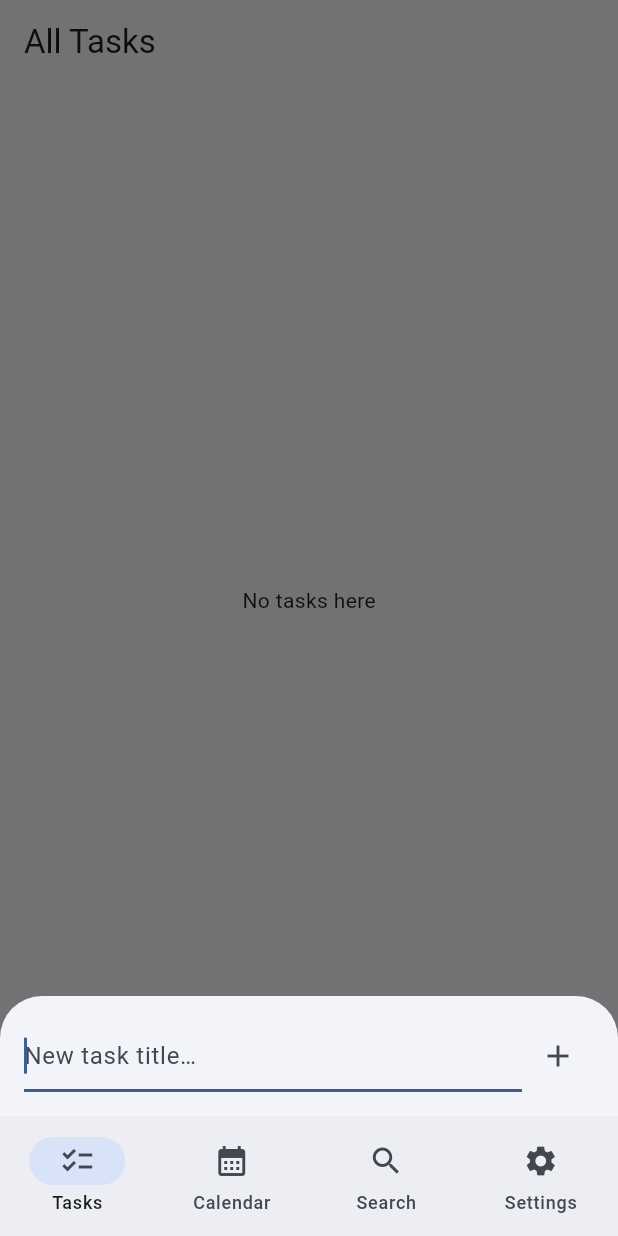
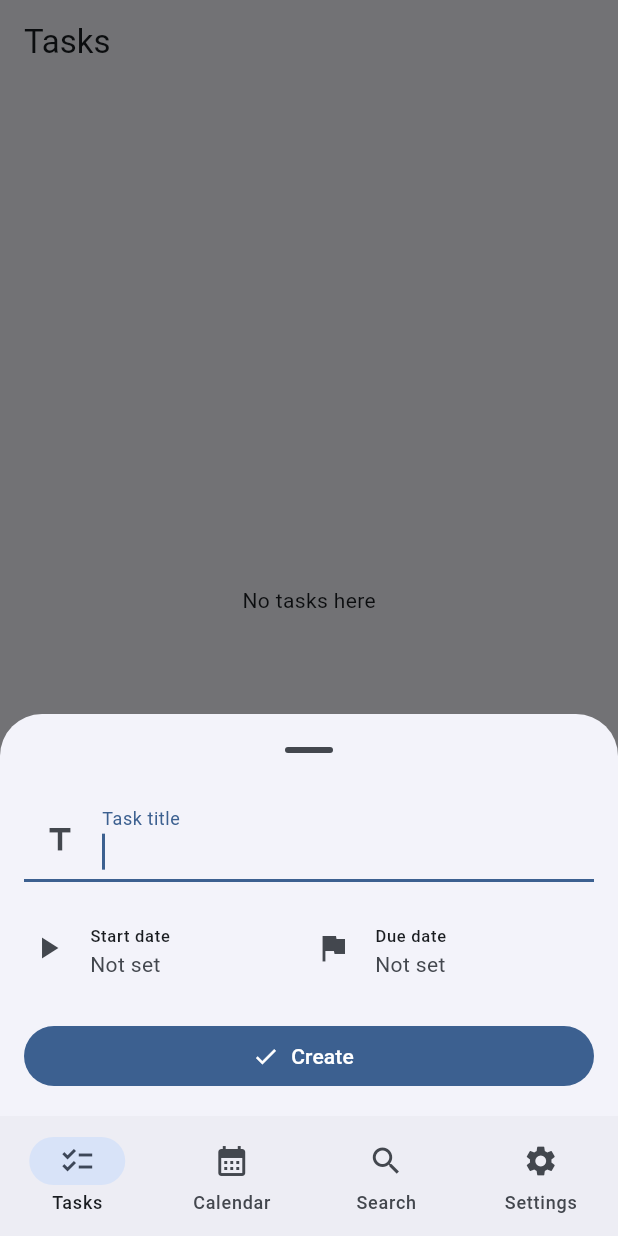
Before and after one commit to yvvxia/TaskNow, a Flutter app: the screen it shows after launch, after a tap on the "add" icon, on a phone screen of 412 x 824 dp. Run offline on Flutter 3.47's test engine with Material 3 defaults, Android fonts, the phone set to English and light mode, and no system bars; our stand-ins replace drift, flutter_local_notifications, flutter_riverpod, freezed_annotation, go_router, riverpod_annotation and 2 more; accounts and stored records are empty; generated files the repository leaves out were written again.

Commit message:
Fix task UX and settings responsiveness
Co-authored-by: Cursor <cursoragent@cursor.com>

```diff
--- a/lib/app.dart
+++ b/lib/app.dart
@@ -1,16 +1,35 @@
 import 'package:flutter/material.dart';
+import 'package:flutter_riverpod/flutter_riverpod.dart';
 import 'package:go_router/go_router.dart';
 
 import 'core/widgets/adaptive_scaffold.dart';
 import 'features/calendar/calendar_page.dart';
 import 'features/search/search_page.dart';
 import 'features/settings/settings_page.dart';
+import 'features/settings/settings_providers.dart';
 import 'features/task/task_detail_page.dart';
 import 'features/task/task_list_page.dart';
 import 'l10n/app_localizations.dart';
 
 /// Brand seed color (proposal §5.5 primary `#1976D2`).
 const Color kSeedColor = Color(0xFF1976D2);
+
+/// Pre-built light theme. Computed once (rather than on every `build`) because
+/// [ColorScheme.fromSeed] is comparatively expensive and re-running it on each
+/// rebuild contributes to navigation jank.
+final ThemeData kLightTheme = ThemeData(
+  useMaterial3: true,
+  colorScheme: ColorScheme.fromSeed(seedColor: kSeedColor),
+);
+
+/// Pre-built dark theme. See [kLightTheme].
+final ThemeData kDarkTheme = ThemeData(
+  useMaterial3: true,
+  colorScheme: ColorScheme.fromSeed(
+    seedColor: kSeedColor,
+    brightness: Brightness.dark,
+  ),
+);
 
 /// Builds the application router. A factory (rather than a singleton) so tests
 /// can construct an isolated router per test.
@@ -58,30 +77,28 @@ final GoRouter appRouter = createAppRouter();
 /// Root application widget wiring [MaterialApp.router] to `go_router` with
 /// Material 3 light/dark themes and localization (en/zh).
 ///
-/// `themeMode` follows the system setting and the locale follows the device
-/// locale via [AppLocalizations.supportedLocales]; both stay free of Riverpod
-/// reads so the widget can be pumped in isolation by router tests.
-class PlanListApp extends StatelessWidget {
+/// Reactively follows the user's settings: [themeProvider] drives the
+/// [ThemeMode] (light/dark/system) and [localeProvider] drives the active
+/// [Locale]. Both providers fall back to system defaults when the settings
+/// store is unavailable, so the only requirement to pump this widget is a
+/// surrounding [ProviderScope].
+class PlanListApp extends ConsumerWidget {
   const PlanListApp({super.key, this.router});
 
   /// Optional injected router (used by tests). Defaults to [appRouter].
   final GoRouter? router;
 
   @override
-  Widget build(BuildContext context) {
+  Widget build(BuildContext context, WidgetRef ref) {
+    final themeMode = ref.watch(themeProvider);
+    final locale = ref.watch(localeProvider);
+
     return MaterialApp.router(
       title: 'PlanList',
-      theme: ThemeData(
-        useMaterial3: true,
-        colorScheme: ColorScheme.fromSeed(seedColor: kSeedColor),
-      ),
-      darkTheme: ThemeData(
-        useMaterial3: true,
-        colorScheme: ColorScheme.fromSeed(
-          seedColor: kSeedColor,
-          brightness: Brightness.dark,
-        ),
-      ),
+      theme: kLightTheme,
+      darkTheme: kDarkTheme,
+      themeMode: themeMode,
+      locale: locale,
       localizationsDelegates: AppLocalizations.localizationsDelegates,
       supportedLocales: AppLocalizations.supportedLocales,
       routerConfig: router ?? appRouter,
--- a/lib/core/widgets/adaptive_scaffold.dart
+++ b/lib/core/widgets/adaptive_scaffold.dart
@@ -1,4 +1,6 @@
 import 'package:flutter/material.dart';
+
+import '../../l10n/app_localizations.dart';
 
 /// A navigation destination shown in the adaptive shell.
 class AdaptiveDestination {
@@ -6,7 +8,29 @@ class AdaptiveDestination {
 
   final String route;
   final IconData icon;
+
+  /// English fallback label, used when localizations are unavailable
+  /// (e.g. isolated widget tests without the [AppLocalizations] delegate).
   final String label;
+
+  /// Resolves the localized label for this destination, falling back to
+  /// [label] when no [AppLocalizations] is in the tree.
+  String localizedLabel(BuildContext context) {
+    final l10n = AppLocalizations.of(context);
+    if (l10n == null) return label;
+    switch (route) {
+      case '/tasks':
+        return l10n.navTasks;
+      case '/calendar':
+        return l10n.navCalendar;
+      case '/search':
+        return l10n.navSearch;
+      case '/settings':
+        return l10n.navSettings;
+      default:
+        return label;
+    }
+  }
 }
 
 /// Top-level navigation destinations, shared across all layout sizes.
@@ -82,7 +106,10 @@ class AdaptiveScaffold extends StatelessWidget {
         onDestinationSelected: _selectIndex,
         destinations: <Widget>[
           for (final d in kAdaptiveDestinations)
-            NavigationDestination(icon: Icon(d.icon), label: d.label),
+            NavigationDestination(
+              icon: Icon(d.icon),
+              label: d.localizedLabel(context),
+            ),
         ],
       ),
     );
@@ -100,7 +127,7 @@ class AdaptiveScaffold extends StatelessWidget {
               for (final d in kAdaptiveDestinations)
                 NavigationRailDestination(
                   icon: Icon(d.icon),
-                  label: Text(d.label),
+                  label: Text(d.localizedLabel(context)),
                 ),
             ],
           ),
@@ -151,7 +178,7 @@ class _DesktopSidebar extends StatelessWidget {
           for (var i = 0; i < kAdaptiveDestinations.length; i++)
             ListTile(
               leading: Icon(kAdaptiveDestinations[i].icon),
-              title: Text(kAdaptiveDestinations[i].label),
+              title: Text(kAdaptiveDestinations[i].localizedLabel(context)),
               selected: i == selectedIndex,
               onTap: () => onSelect(i),
             ),
--- a/lib/features/task/presentation/quick_add_bar.dart
+++ b/lib/features/task/presentation/quick_add_bar.dart
@@ -1,5 +1,7 @@
 import 'package:flutter/material.dart';
 import 'package:flutter/services.dart';
+
+import '../../../l10n/app_localizations.dart';
 
 /// Desktop top bar that lets the user quickly add a task by typing a title
 /// and pressing Enter.
@@ -45,7 +47,8 @@ class _QuickAddBarState extends State<QuickAddBar> {
         child: TextField(
           controller: _ctrl,
           decoration: InputDecoration(
-            hintText: 'Add a task… (press Enter)',
+            hintText: AppLocalizations.of(context)?.addTaskHint ??
+                'Add a task… (press Enter)',
             prefixIcon: const Icon(Icons.add),
             border: OutlineInputBorder(
               borderRadius: BorderRadius.circular(8),
--- a/lib/features/task/presentation/task_detail_body.dart
+++ b/lib/features/task/presentation/task_detail_body.dart
@@ -4,6 +4,7 @@ import 'package:flutter_riverpod/flutter_riverpod.dart';
 import '../../../core/enums/enums.dart';
 import '../../../core/models/subtask.dart';
 import '../../../core/models/task.dart';
+import '../../../l10n/app_localizations.dart';
 import '../domain/task_list_scope.dart';
 import '../task_providers.dart';
 import 'recurrence_picker.dart';
@@ -108,7 +109,7 @@ class _TaskDetailBodyState extends ConsumerState<TaskDetailBody> {
 
           // Dates
           _DateRow(
-            label: 'Start date',
+            label: AppLocalizations.of(context)?.taskStartDate ?? 'Start date',
             date: taskView.task.startDate,
             onPicked: (d) async {
               final updated = _task!.copyWith(startDate: d);
@@ -116,7 +117,7 @@ class _TaskDetailBodyState extends ConsumerState<TaskDetailBody> {
             },
           ),
           _DateRow(
-            label: 'Due date',
+            label: AppLocalizations.of(context)?.taskDueDate ?? 'Due date',
             date: taskView.task.dueDate,
             onPicked: (d) async {
               final updated = _task!.copyWith(dueDate: d);
--- a/lib/features/task/presentation/task_list_notifier.dart
+++ b/lib/features/task/presentation/task_list_notifier.dart
@@ -14,7 +14,11 @@ part 'task_list_notifier.g.dart';
 ///
 /// Batch-select state (long-press → multi-select) is tracked via
 /// [selectedIds]; an empty set means no selection mode is active.
-@riverpod
+///
+/// Kept alive so navigating between shell destinations does not dispose and
+/// re-subscribe the underlying database stream (which caused an empty-list
+/// flash and perceptible jank on every tab switch).
+@Riverpod(keepAlive: true)
 class TaskListNotifier extends _$TaskListNotifier {
   final Set<String> _selectedIds = {};
 
--- a/lib/features/task/task_list_page.dart
+++ b/lib/features/task/task_list_page.dart
@@ -3,6 +3,7 @@ import 'package:flutter_riverpod/flutter_riverpod.dart';
 import 'package:go_router/go_router.dart';
 
 import '../../core/models/task_draft.dart';
+import '../../l10n/app_localizations.dart';
 import 'domain/task_list_scope.dart';
 import 'presentation/quick_add_bar.dart';
 import 'presentation/task_list_notifier.dart';
@@ -56,74 +57,46 @@ class _TaskListContent extends ConsumerStatefulWidget {
 
 class _TaskListContentState extends ConsumerState<_TaskListContent> {
   Future<void> _quickAdd(String title) async {
-    await ref.read(createTaskUseCaseProvider).call(TaskDraft(title: title));
+    await _createDraft(TaskDraft(title: title));
+  }
+
+  Future<void> _createDraft(TaskDraft draft) async {
+    await ref.read(createTaskUseCaseProvider).call(draft);
   }
 
   void _openAddSheet(BuildContext context) {
-    final ctrl = TextEditingController();
     showModalBottomSheet<void>(
       context: context,
       isScrollControlled: true,
-      builder: (sheetCtx) {
-        return Padding(
-          padding: EdgeInsets.only(
-            bottom: MediaQuery.of(context).viewInsets.bottom,
-          ),
-          child: Padding(
-            padding: const EdgeInsets.all(16),
-            child: Row(
-              children: [
-                Expanded(
-                  child: TextField(
-                    controller: ctrl,
-                    autofocus: true,
-                    decoration:
-                        const InputDecoration(hintText: 'New task title…'),
-                    textInputAction: TextInputAction.done,
-                    onSubmitted: (v) async {
-                      if (v.trim().isNotEmpty) {
-                        await _quickAdd(v.trim());
-                      }
-                      if (sheetCtx.mounted) Navigator.of(sheetCtx).pop();
-                    },
-                  ),
-                ),
-                IconButton(
-                  icon: const Icon(Icons.add),
-                  onPressed: () async {
-                    if (ctrl.text.trim().isNotEmpty) {
-                      await _quickAdd(ctrl.text.trim());
-                    }
-                    if (sheetCtx.mounted) Navigator.of(sheetCtx).pop();
-                  },
-                ),
-              ],
-            ),
-          ),
-        );
-      },
+      showDragHandle: true,
+      builder: (sheetCtx) => _AddTaskSheet(onCreate: _createDraft),
     );
   }
 
   @override
   Widget build(BuildContext context) {
+    final l10n = AppLocalizations.of(context);
     final tasksState = ref.watch(taskListProvider(widget.scope));
     final isWide = MediaQuery.of(context).size.width >= 600;
     final notifier = ref.read(taskListProvider(widget.scope).notifier);
 
+    final title = widget.scope is AllScope
+        ? (l10n?.tasksTitle ?? widget.scope.label)
+        : widget.scope.label;
+
     return Scaffold(
       appBar: AppBar(
-        title: Text(widget.scope.label),
+        title: Text(title),
         actions: [
           if (notifier.selectedIds.isNotEmpty) ...[
             IconButton(
               icon: const Icon(Icons.check),
-              tooltip: 'Complete selected',
+              tooltip: l10n?.actionComplete ?? 'Complete',
               onPressed: notifier.completeSelected,
             ),
             IconButton(
               icon: const Icon(Icons.delete),
-              tooltip: 'Delete selected',
+              tooltip: l10n?.actionDelete ?? 'Delete',
               onPressed: notifier.deleteSelected,
             ),
           ],
@@ -164,7 +137,8 @@ class _TaskListView extends StatelessWidget {
   @override
   Widget build(BuildContext context) {
     if (tasks.isEmpty) {
-      return const Center(child: Text('No tasks here'));
+      final l10n = AppLocalizations.of(context);
+      return Center(child: Text(l10n?.emptyTaskList ?? 'No tasks here'));
     }
     return ListView.builder(
       itemCount: tasks.length,
@@ -183,3 +157,155 @@ class _TaskListView extends StatelessWidget {
     );
   }
 }
+
+/// Bottom sheet for creating a task with a title plus optional start and due
+/// dates. Builds a full [TaskDraft] so date-driven reminders and calendar
+/// placement work from creation time.
+class _AddTaskSheet extends StatefulWidget {
+  const _AddTaskSheet({required this.onCreate});
+
+  final Future<void> Function(TaskDraft draft) onCreate;
+
+  @override
+  State<_AddTaskSheet> createState() => _AddTaskSheetState();
+}
+
+class _AddTaskSheetState extends State<_AddTaskSheet> {
+  final _titleCtrl = TextEditingController();
+  DateTime? _startDate;
+  DateTime? _dueDate;
+  bool _submitting = false;
+
+  @override
+  void dispose() {
+    _titleCtrl.dispose();
+    super.dispose();
+  }
+
+  Future<DateTime?> _pickDate(DateTime? initial) {
+    final now = DateTime.now();
+    return showDatePicker(
+      context: context,
+      initialDate: initial ?? now,
+      firstDate: DateTime(now.year - 5),
+      lastDate: DateTime(now.year + 10),
+    );
+  }
+
+  Future<void> _submit() async {
+    final title = _titleCtrl.text.trim();
+    if (title.isEmpty || _submitting) return;
+    setState(() => _submitting = true);
+    await widget.onCreate(
+      TaskDraft(title: title, startDate: _startDate, dueDate: _dueDate),
+    );
+    if (mounted) Navigator.of(context).pop();
+  }
+
+  @override
+  Widget build(BuildContext context) {
+    final l10n = AppLocalizations.of(context);
+    final df = MaterialLocalizations.of(context);
+
+    return Padding(
+      padding: EdgeInsets.only(
+        left: 16,
+        right: 16,
+        top: 8,
+        bottom: MediaQuery.of(context).viewInsets.bottom + 16,
+      ),
+      child: Column(
+        mainAxisSize: MainAxisSize.min,
+        crossAxisAlignment: CrossAxisAlignment.stretch,
+        children: [
+          TextField(
+            controller: _titleCtrl,
+            autofocus: true,
+            decoration: InputDecoration(
+              labelText: l10n?.newTaskTitle ?? 'Task title',
+              prefixIcon: const Icon(Icons.title),
+            ),
+            textInputAction: TextInputAction.done,
+            onSubmitted: (_) => _submit(),
+          ),
+          const SizedBox(height: 8),
+          Row(
+            children: [
+              Expanded(
+                child: _DatePickerTile(
+                  icon: Icons.play_arrow,
+                  label: l10n?.taskStartDate ?? 'Start date',
+                  valueText: _startDate == null
+                      ? (l10n?.dateNotSet ?? 'Not set')
+                      : df.formatMediumDate(_startDate!),
+                  onTap: () async {
+                    final picked = await _pickDate(_startDate);
+                    if (picked != null) setState(() => _startDate = picked);
+                  },
+                  onClear: _startDate == null
+                      ? null
+                      : () => setState(() => _startDate = null),
+                ),
+              ),
+              Expanded(
+                child: _DatePickerTile(
+                  icon: Icons.flag,
+                  label: l10n?.taskDueDate ?? 'Due date',
+                  valueText: _dueDate == null
+                      ? (l10n?.dateNotSet ?? 'Not set')
+                      : df.formatMediumDate(_dueDate!),
+                  onTap: () async {
+                    final picked = await _pickDate(_dueDate);
+                    if (picked != null) setState(() => _dueDate = picked);
+                  },
+                  onClear: _dueDate == null
+                      ? null
+                      : () => setState(() => _dueDate = null),
+                ),
+              ),
+            ],
+          ),
+          const SizedBox(height: 12),
+          FilledButton.icon(
+            onPressed: _submitting ? null : _submit,
+            icon: const Icon(Icons.check),
+            label: Text(l10n?.createAction ?? 'Create'),
+          ),
+        ],
+      ),
+    );
+  }
+}
+
+class _DatePickerTile extends StatelessWidget {
+  const _DatePickerTile({
+    required this.icon,
+    required this.label,
+    required this.valueText,
+    required this.onTap,
+    this.onClear,
+  });
+
+  final IconData icon;
+  final String label;
+  final String valueText;
+  final VoidCallback onTap;
+  final VoidCallback? onClear;
+
+  @override
+  Widget build(BuildContext context) {
+    return ListTile(
+      contentPadding: const EdgeInsets.symmetric(horizontal: 4),
+      leading: Icon(icon),
+      title: Text(label, style: Theme.of(context).textTheme.labelSmall),
+      subtitle: Text(valueText),
+      trailing: onClear == null
+          ? null
+          : IconButton(
+              icon: const Icon(Icons.clear, size: 18),
+              onPressed: onClear,
+            ),
+      onTap: onTap,
+    );
+  }
+}
--- a/lib/l10n/app_en.arb
+++ b/lib/l10n/app_en.arb
@@ -12,6 +12,36 @@
 
   "navSettings": "Settings",
   "@navSettings": {"description": "Navigation label for Settings tab"},
+
+  "tasksTitle": "Tasks",
+  "@tasksTitle": {"description": "Title of the task list page"},
+
+  "addTaskHint": "Add a task… (press Enter)",
+  "@addTaskHint": {"description": "Hint for the desktop quick-add bar"},
+
+  "newTaskTitle": "Task title",
+  "@newTaskTitle": {"description": "Hint for the new task title field"},
+
+  "taskStartDate": "Start date",
+  "@taskStartDate": {"description": "Label for a task start date"},
+
+  "taskDueDate": "Due date",
+  "@taskDueDate": {"description": "Label for a task due date"},
+
+  "dateNotSet": "Not set",
+  "@dateNotSet": {"description": "Shown when a date has not been chosen"},
+
+  "dateClear": "Clear",
+  "@dateClear": {"description": "Button to clear a chosen date"},
+
+  "emptyTaskList": "No tasks here",
+  "@emptyTaskList": {"description": "Empty state for the task list"},
+
+  "createAction": "Create",
+  "@createAction": {"description": "Confirm button to create a task"},
+
+  "taskPriority": "Priority",
+  "@taskPriority": {"description": "Label for task priority"},
 
   "settingsTitle": "Settings",
   "@settingsTitle": {"description": "Title of the Settings page"},
--- a/lib/l10n/app_localizations.dart
+++ b/lib/l10n/app_localizations.dart
@@ -121,6 +121,66 @@ abstract class AppLocalizations {
   /// In en, this message translates to:
   /// **'Settings'**
   String get navSettings;
+
+  /// Title of the task list page
+  ///
+  /// In en, this message translates to:
+  /// **'Tasks'**
+  String get tasksTitle;
+
+  /// Hint for the desktop quick-add bar
+  ///
+  /// In en, this message translates to:
+  /// **'Add a task… (press Enter)'**
+  String get addTaskHint;
+
+  /// Hint for the new task title field
+  ///
+  /// In en, this message translates to:
+  /// **'Task title'**
+  String get newTaskTitle;
+
+  /// Label for a task start date
+  ///
+  /// In en, this message translates to:
+  /// **'Start date'**
+  String get taskStartDate;
+
+  /// Label for a task due date
+  ///
+  /// In en, this message translates to:
+  /// **'Due date'**
+  String get taskDueDate;
+
+  /// Shown when a date has not been chosen
+  ///
+  /// In en, this message translates to:
+  /// **'Not set'**
+  String get dateNotSet;
+
+  /// Button to clear a chosen date
+  ///
+  /// In en, this message translates to:
+  /// **'Clear'**
+  String get dateClear;
+
+  /// Empty state for the task list
+  ///
+  /// In en, this message translates to:
+  /// **'No tasks here'**
+  String get emptyTaskList;
+
+  /// Confirm button to create a task
+  ///
+  /// In en, this message translates to:
+  /// **'Create'**
+  String get createAction;
+
+  /// Label for task priority
+  ///
+  /// In en, this message translates to:
+  /// **'Priority'**
+  String get taskPriority;
 
   /// Title of the Settings page
   ///
```
Also changed, not shown: lib/features/search/presentation/empty_state.dart (+14 -1 lines), lib/l10n/app_localizations_en.dart (+30 -0 lines), lib/l10n/app_localizations_zh.dart (+30 -0 lines), lib/l10n/app_zh.arb (+11 -0 lines), lib/features/task/presentation/task_list_notifier.g.dart, 1 other file.
